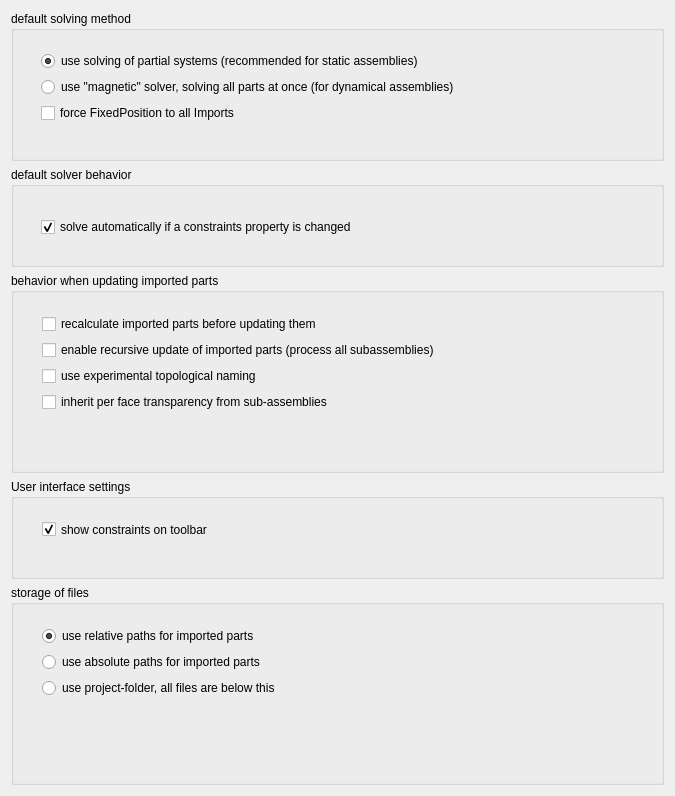
Before: the Qt Designer form GuiA2p/Resources/ui/a2p_prefs.ui in kbwbe/A2plus, drawn with Qt 5.
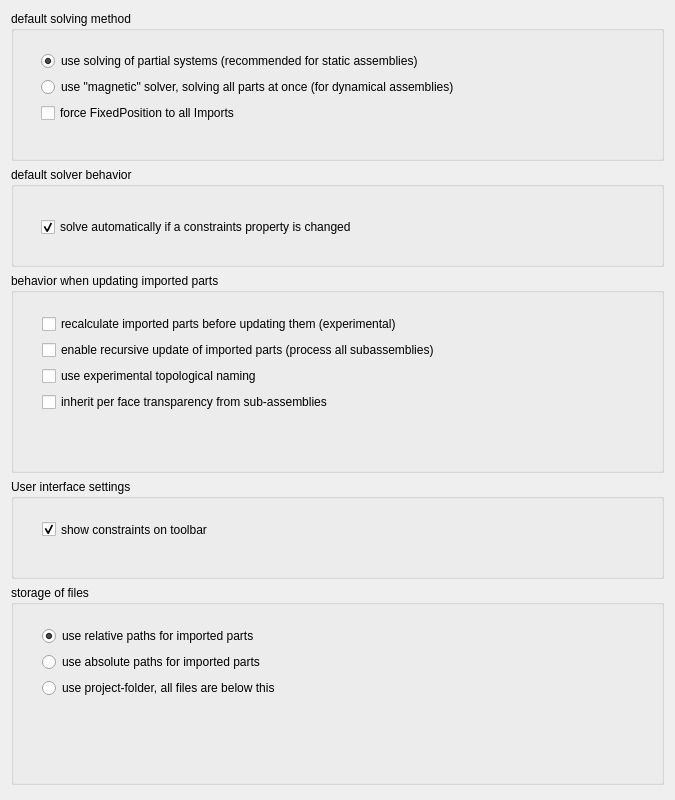
After: the same form once the commit is applied. Custom widgets are drawn as their Qt base class.

Commit message: implemented optional recomputing of all imported parts

```diff
--- a/GuiA2p/Resources/ui/a2p_prefs.ui
+++ b/GuiA2p/Resources/ui/a2p_prefs.ui
@@ -7,7 +7,7 @@
     <x>0</x>
     <y>0</y>
     <width>675</width>
-    <height>794</height>
+    <height>800</height>
    </rect>
   </property>
   <property name="windowTitle">
@@ -92,7 +92,7 @@
        <item>
         <widget class="Gui::PrefCheckBox" name="checkBox_4">
          <property name="text">
-          <string>recalculate imported parts before updating them</string>
+          <string>recalculate imported parts before updating them (experimental)</string>
          </property>
          <property name="prefEntry" stdset="0">
           <cstring>recalculateImportedParts</cstring>
```
The commit also changes 2 other files.
